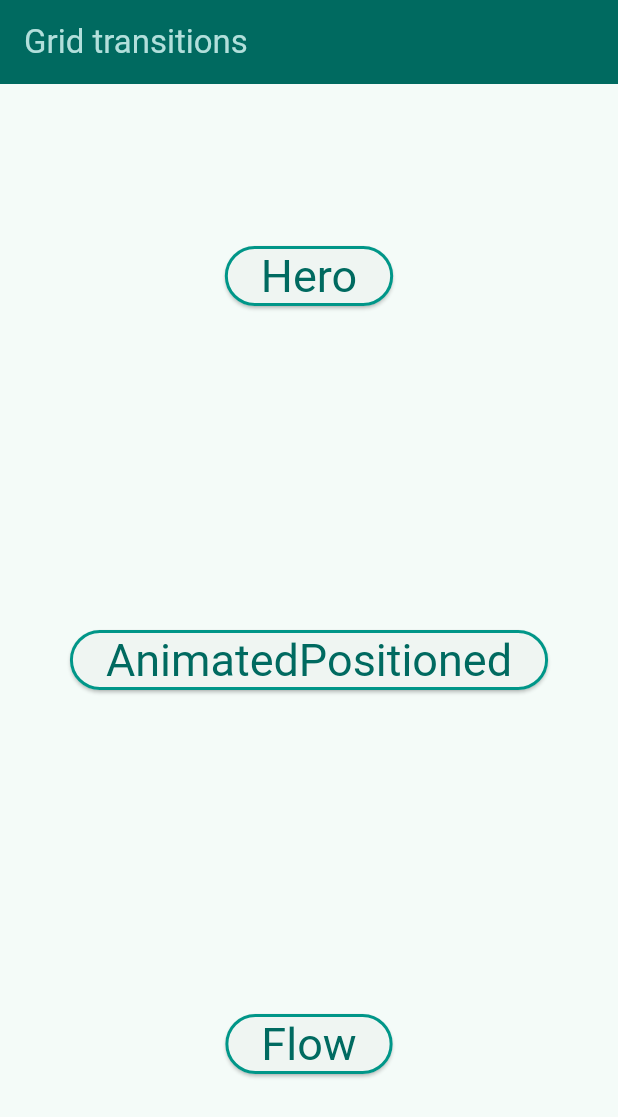
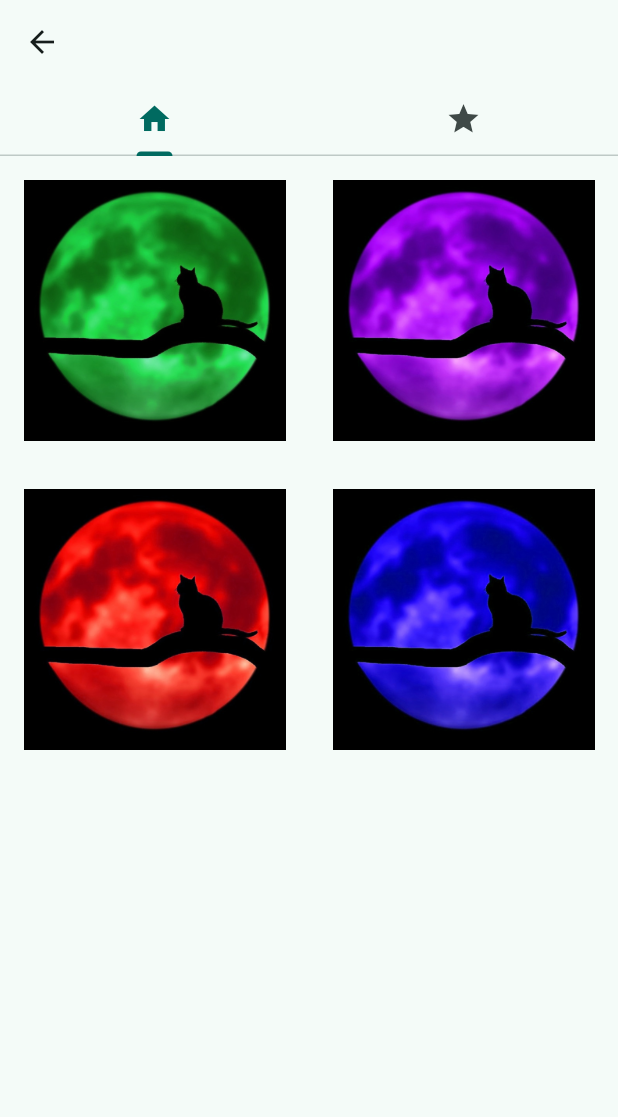
Before and after one commit to danielle-h/grid-animations-flutter, a Flutter app: the screen it shows after launch, after a tap on "AnimatedPositioned", on a phone screen of 412 x 824 dp. Shown: the top 1117 px of the screen. Run offline on Flutter 3.47's test engine with Material 2 defaults, Android fonts, the phone set to English and light mode, and no system bars.

Commit message:
feat: added animated position example
added also no animation example with tabs

```diff
--- a/lib/animated/animated_pos.dart
+++ b/lib/animated/animated_pos.dart
@@ -0,0 +1,111 @@
+import 'package:flutter/material.dart';
+import 'package:gridview_transitions/widgets/photo_widget.dart';
+
+class AnimatedPosExample extends StatefulWidget {
+  const AnimatedPosExample({super.key});
+
+  @override
+  State<AnimatedPosExample> createState() => _AnimatedPosExampleState();
+}
+
+class _AnimatedPosExampleState extends State<AnimatedPosExample>
+    with SingleTickerProviderStateMixin {
+  late TabController controller;
+  int _currentIndex = 0;
+  int crossCount = 2;
+  Duration animationDuration = const Duration(milliseconds: 300);
+  double dimension = 0;
+
+  @override
+  void initState() {
+    controller = TabController(length: 2, vsync: this);
+
+    controller.addListener(() {
+      setState(() {
+        _currentIndex = controller.index;
+        crossCount = _currentIndex == 0 ? 2 : 3;
+      });
+    });
+    super.initState();
+  }
+
+  Widget getItem(int index) {
+    return PhotoWidget(onTap: () {}, name: "tree$index");
+  }
+
+  @override
+  void dispose() {
+    controller.dispose();
+    super.dispose();
+  }
+
+  @override
+  Widget build(BuildContext context) {
+    //get dimension of one item
+    dimension = MediaQuery.of(context).size.width / crossCount;
+
+    return SafeArea(
+      child: Scaffold(
+        appBar: AppBar(
+          bottom: TabBar(controller: controller, tabs: const [
+            Tab(icon: Icon(Icons.home)),
+            Tab(icon: Icon(Icons.star)),
+          ]),
+        ),
+        body: Stack(
+          children: [
+            AnimatedPositioned(
+                height: _currentIndex == 0 ? 0 : dimension,
+                top: 0, //_currentIndex == 0 ? -dimension : 0,
+                left: 0,
+                duration: animationDuration,
+                child: getItem(1)),
+            AnimatedPositioned(
+                height: dimension,
+                top: 0,
+                left: _currentIndex == 0 ? 0 : dimension,
+                duration: animationDuration,
+                child: getItem(2)),
+            AnimatedPositioned(
+                height: dimension,
+                top: 0,
+                left: _currentIndex == 0 ? dimension : dimension * 2,
+                duration: animationDuration,
+                child: getItem(3)),
+            AnimatedPositioned(
+                height: dimension,
+                top: dimension,
+                left: 0,
+                duration: animationDuration,
+                child: getItem(4)),
+            AnimatedPositioned(
+                //curve: Curves.ease,
+                height: dimension,
+                top: dimension,
+                left: dimension,
+                duration: animationDuration,
+                child: getItem(5)),
+            AnimatedPositioned(
+                height: _currentIndex == 0 ? 0 : dimension,
+                top: dimension, //_currentIndex == 0 ? -dimension : 0,
+                left: dimension * 2,
+                duration: animationDuration,
+                child: getItem(6)),
+            AnimatedPositioned(
+                height: _currentIndex == 0 ? 0 : dimension,
+                top: dimension * 2, //_currentIndex == 0 ? -dimension : 0,
+                left: 0,
+                duration: animationDuration,
+                child: getItem(7)),
+            AnimatedPositioned(
+                height: _currentIndex == 0 ? 0 : dimension,
+                top: dimension * 2, //_currentIndex == 0 ? -dimension : 0,
+                left: dimension,
+                duration: animationDuration,
+                child: getItem(8)),
+          ],
+        ),
+      ),
+    );
+  }
+}
--- a/lib/main.dart
+++ b/lib/main.dart
@@ -1,5 +1,7 @@
 import 'package:flutter/material.dart';
+import 'package:gridview_transitions/animated/animated_pos.dart';
 import 'package:gridview_transitions/hero/hero_first.dart';
+import 'package:gridview_transitions/none/no_anim.dart';
 
 void main() {
   runApp(const MyApp());
@@ -52,12 +54,26 @@ class MyHomePage extends StatelessWidget {
                     onPressed: () {
                       Navigator.of(context)
                           .push(MaterialPageRoute(builder: (context) {
+                        return NoAnimationExample();
+                      }));
+                    },
+                    child: const Text("None")),
+                ElevatedButton(
+                    onPressed: () {
+                      Navigator.of(context)
+                          .push(MaterialPageRoute(builder: (context) {
                         return HeroFirst();
                       }));
                     },
                     child: const Text("Hero")),
                 ElevatedButton(
-                    onPressed: () {}, child: const Text("AnimatedPositioned")),
+                    onPressed: () {
+                      Navigator.of(context)
+                          .push(MaterialPageRoute(builder: (context) {
+                        return AnimatedPosExample();
+                      }));
+                    },
+                    child: const Text("AnimatedPositioned")),
                 ElevatedButton(onPressed: () {}, child: const Text("Flow")),
               ]),
         ),
```
Also changed, not shown: lib/none/no_anim.dart (added, +90 -0 lines).
